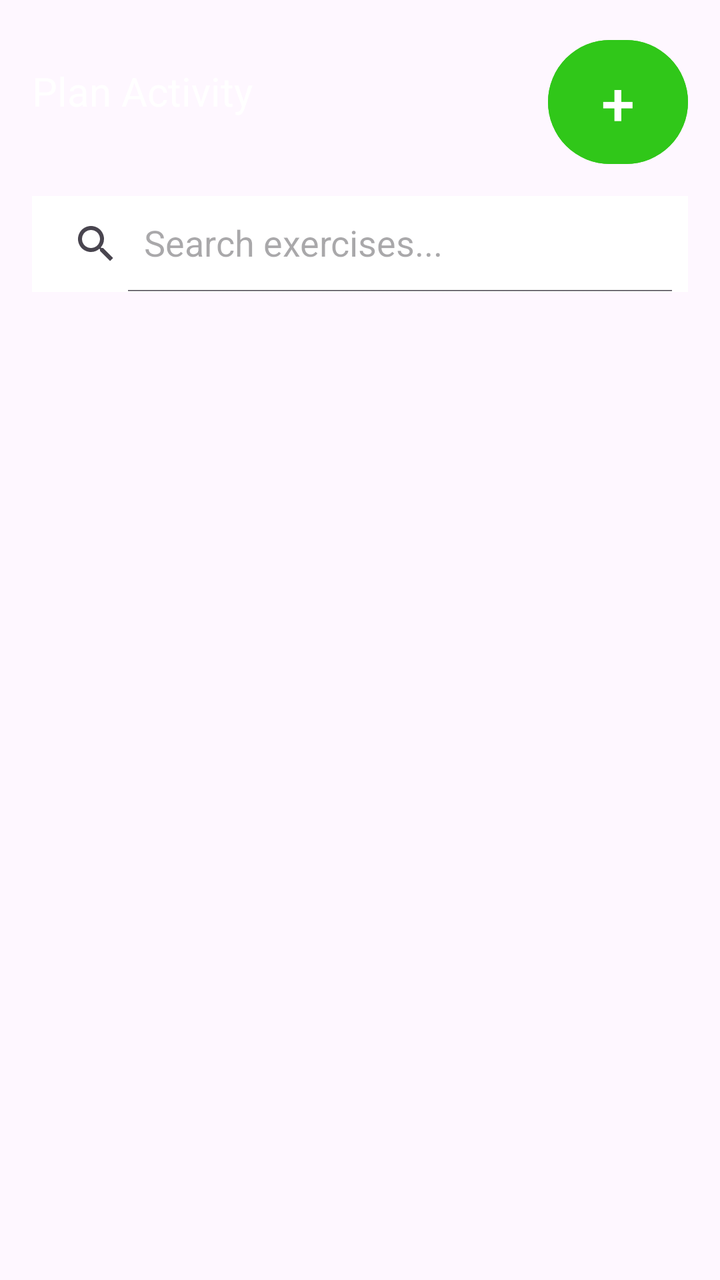
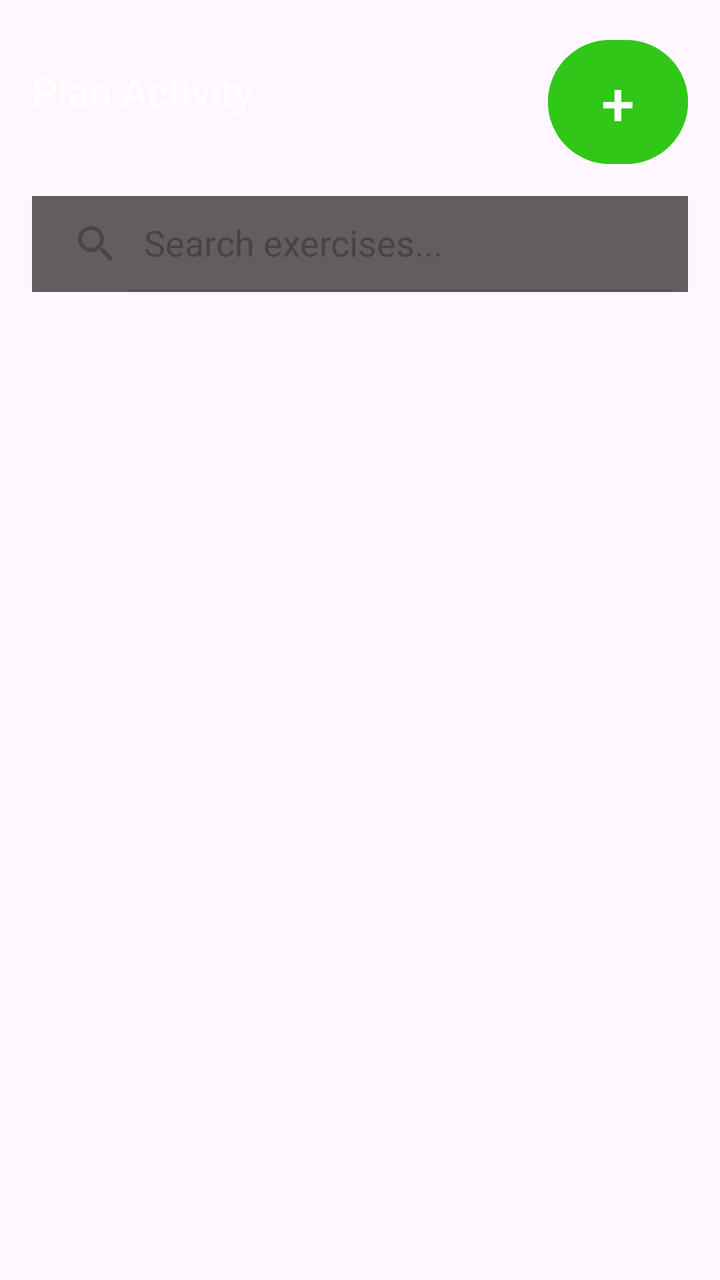

Compare the two renders of this Android layout. The source of the first and the diff that turns it into the second are given below.
<!-- AndroidManifest.xml: application theme Theme.GymApp -->
<!-- res/layout/activity_plan.xml -->
<?xml version="1.0" encoding="utf-8"?>
<androidx.constraintlayout.widget.ConstraintLayout xmlns:android="http://schemas.android.com/apk/res/android"
    xmlns:app="http://schemas.android.com/apk/res-auto"
    xmlns:tools="http://schemas.android.com/tools"
    android:id="@+id/plan"
    android:layout_width="match_parent"
    android:layout_height="match_parent"
    android:padding="16dp">

    <TextView
        android:id="@+id/textView_2"
        android:layout_width="0dp"
        android:layout_height="wrap_content"
        android:layout_marginTop="16dp"
        android:text="@string/plan_activity_main_text"
        android:textColor="@color/white"
        android:textSize="20sp"
        app:layout_constraintStart_toStartOf="parent"
        app:layout_constraintTop_toTopOf="parent" />

    <Button
        android:id="@+id/button_2"
        android:layout_width="70dp"
        android:layout_height="70dp"
        android:backgroundTint="@color/green_add"
        android:text="@string/text_add_button"
        android:textColor="@color/white"
        android:textSize="30sp"
        app:layout_constraintEnd_toEndOf="parent"
        app:layout_constraintHorizontal_bias="1.0"
        app:layout_constraintStart_toEndOf="@+id/textView_2"
        app:layout_constraintTop_toTopOf="parent" />


    <androidx.appcompat.widget.SearchView
        android:id="@+id/searchView_2"
        android:layout_width="0dp"
        android:layout_height="wrap_content"
        android:layout_marginTop="12dp"
        android:background="@android:color/white"
        app:iconifiedByDefault="false"
        app:queryHint="Search exercises..."
        app:layout_constraintEnd_toEndOf="parent"
        app:layout_constraintStart_toStartOf="parent"
        app:layout_constraintTop_toBottomOf="@+id/button_2" />

    <ListView
        android:id="@+id/listView_2"
        android:layout_width="0dp"
        android:layout_height="0dp"
        android:layout_marginTop="12dp"
        app:layout_constraintBottom_toBottomOf="parent"
        app:layout_constraintEnd_toEndOf="parent"
        app:layout_constraintStart_toStartOf="parent"
        app:layout_constraintTop_toBottomOf="@+id/searchView_2" />


</androidx.constraintlayout.widget.ConstraintLayout>
<!-- resources referenced by this layout -->
<resources>
  <color name="green_add">#30C719</color>
  <color name="white">#FFFFFFFF</color>
  <string name="plan_activity_main_text">Plan Activity</string>
  <string name="text_add_button">+</string>
  <style name="Theme.GymApp" parent="Base.Theme.GymApp" />
  <style name="Base.Theme.GymApp" parent="Theme.Material3.DayNight.NoActionBar">
          
          <item name="android:forceDarkAllowed">false</item>
  
          
      </style>
</resources>

<!-- the commit's change to res/layout/activity_plan.xml (unified diff, before → after) -->
@@ -37,7 +37,7 @@
         android:layout_width="0dp"
         android:layout_height="wrap_content"
         android:layout_marginTop="12dp"
-        android:background="@android:color/white"
+        android:background="@color/darker_grey"
         app:iconifiedByDefault="false"
         app:queryHint="Search exercises..."
         app:layout_constraintEnd_toEndOf="parent"
<!-- resource entries referenced after the edit -->
@@ -1,5 +1,6 @@
 <!-- resources referenced by this layout -->
 <resources>
+  <color name="darker_grey">#CD3E3939</color>
   <color name="green_add">#30C719</color>
   <color name="white">#FFFFFFFF</color>
   <string name="plan_activity_main_text">Plan Activity</string>
